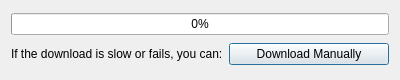
Above: Source/Gui/DownloadWindow.ui from SpriteOvO/AirPodsDesktop before the change. Below: the same form after it.
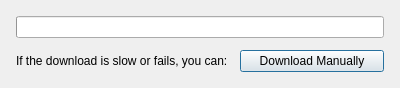
That is the form after the change.

What changed in the file:
```diff
--- a/Source/Gui/DownloadWindow.ui
+++ b/Source/Gui/DownloadWindow.ui
@@ -14,11 +14,29 @@
    <string>Download new version</string>
   </property>
   <layout class="QGridLayout" name="gridLayout">
+   <property name="spacing">
+    <number>12</number>
+   </property>
+   <property name="leftMargin">
+    <number>16</number>
+   </property>
+   <property name="topMargin">
+    <number>16</number>
+   </property>
+   <property name="rightMargin">
+    <number>16</number>
+   </property>
+   <property name="bottomMargin">
+    <number>16</number>
+   </property>
    <item row="0" column="0" colspan="2">
     <widget class="QProgressBar" name="progressBar">
      <property name="value">
       <number>0</number>
      </property>
+     <property name="textVisible">
+      <bool>false</bool>
+     </property>
     </widget>
    </item>
    <item row="1" column="1">
```
